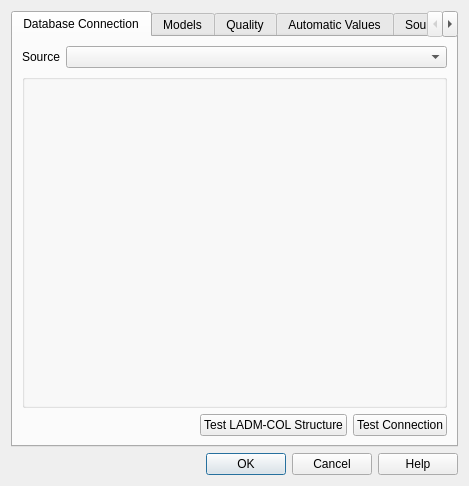
First picture: the form in asistente_ladm_col/ui/settings_dialog.ui, repository SwissTierrasColombia/Asistente-LADM-COL, before the edit.
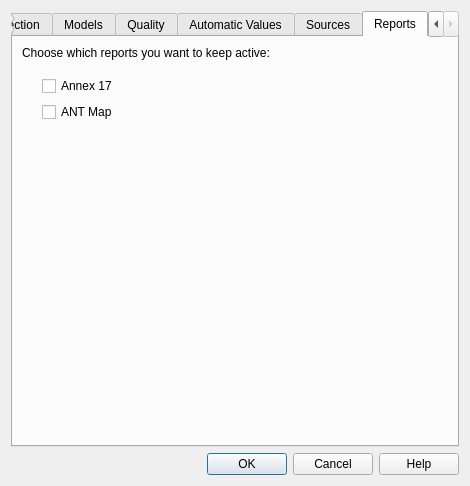
Second picture: the form after the edit. The open tabs and pages were chosen to show the change. Icons and pictures are not drawn. Custom widgets are drawn as their Qt base class.

Commit message: Make settings gui for enable/disable reports

Diff of the .ui file:
```diff
--- a/asistente_ladm_col/ui/settings_dialog.ui
+++ b/asistente_ladm_col/ui/settings_dialog.ui
@@ -6,7 +6,7 @@
    <rect>
     <x>0</x>
     <y>0</y>
-    <width>469</width>
+    <width>470</width>
     <height>486</height>
    </rect>
   </property>
@@ -20,6 +20,16 @@
    <string>Settings</string>
   </property>
   <layout class="QGridLayout" name="gridLayout_5">
+   <item row="1" column="0">
+    <widget class="QDialogButtonBox" name="buttonBox">
+     <property name="orientation">
+      <enum>Qt::Horizontal</enum>
+     </property>
+     <property name="standardButtons">
+      <set>QDialogButtonBox::Cancel|QDialogButtonBox::Help|QDialogButtonBox::Ok</set>
+     </property>
+    </widget>
+   </item>
    <item row="0" column="0">
     <widget class="QTabWidget" name="tabWidget">
      <property name="currentIndex">
@@ -573,16 +583,83 @@
        </item>
       </layout>
      </widget>
-    </widget>
-   </item>
-   <item row="1" column="0">
-    <widget class="QDialogButtonBox" name="buttonBox">
-     <property name="orientation">
-      <enum>Qt::Horizontal</enum>
-     </property>
-     <property name="standardButtons">
-      <set>QDialogButtonBox::Cancel|QDialogButtonBox::Help|QDialogButtonBox::Ok</set>
-     </property>
+     <widget class="QWidget" name="tab_reports">
+      <attribute name="title">
+       <string>Reports</string>
+      </attribute>
+      <layout class="QVBoxLayout" name="verticalLayout_2">
+       <item>
+        <widget class="QLabel" name="label_2">
+         <property name="text">
+          <string>Choose which reports you want to keep active:</string>
+         </property>
+        </widget>
+       </item>
+       <item>
+        <spacer name="verticalSpacer_5">
+         <property name="orientation">
+          <enum>Qt::Vertical</enum>
+         </property>
+         <property name="sizeType">
+          <enum>QSizePolicy::Fixed</enum>
+         </property>
+         <property name="sizeHint" stdset="0">
+          <size>
+           <width>20</width>
+           <height>10</height>
+          </size>
+         </property>
+        </spacer>
+       </item>
+       <item>
+        <layout class="QGridLayout" name="gridLayout_4">
+         <item row="0" column="1">
+          <widget class="QCheckBox" name="chk_annex_17_report">
+           <property name="text">
+            <string>Annex 17</string>
+           </property>
+          </widget>
+         </item>
+         <item row="1" column="1">
+          <widget class="QCheckBox" name="chk_ant_map_report">
+           <property name="text">
+            <string>ANT Map</string>
+           </property>
+          </widget>
+         </item>
+         <item row="0" column="0">
+          <spacer name="horizontalSpacer_9">
+           <property name="orientation">
+            <enum>Qt::Horizontal</enum>
+           </property>
+           <property name="sizeType">
+            <enum>QSizePolicy::Fixed</enum>
+           </property>
+           <property name="sizeHint" stdset="0">
+            <size>
+             <width>20</width>
+             <height>20</height>
+            </size>
+           </property>
+          </spacer>
+         </item>
+        </layout>
+       </item>
+       <item>
+        <spacer name="verticalSpacer_2">
+         <property name="orientation">
+          <enum>Qt::Vertical</enum>
+         </property>
+         <property name="sizeHint" stdset="0">
+          <size>
+           <width>20</width>
+           <height>40</height>
+          </size>
+         </property>
+        </spacer>
+       </item>
+      </layout>
+     </widget>
     </widget>
    </item>
   </layout>
```
